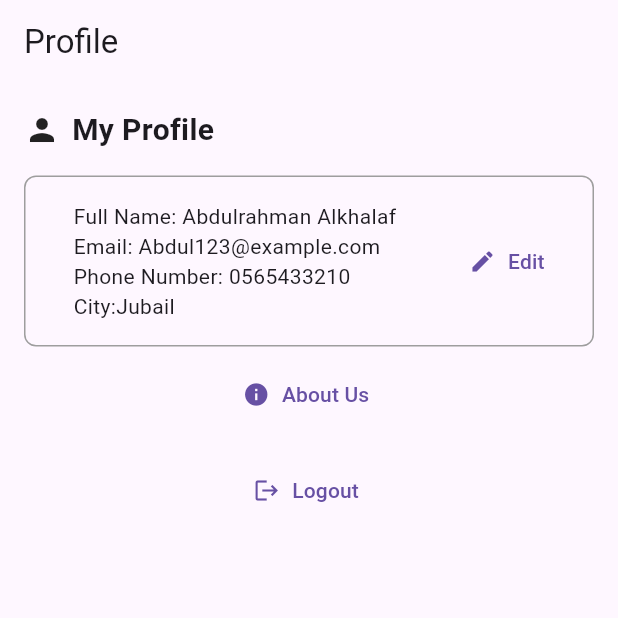
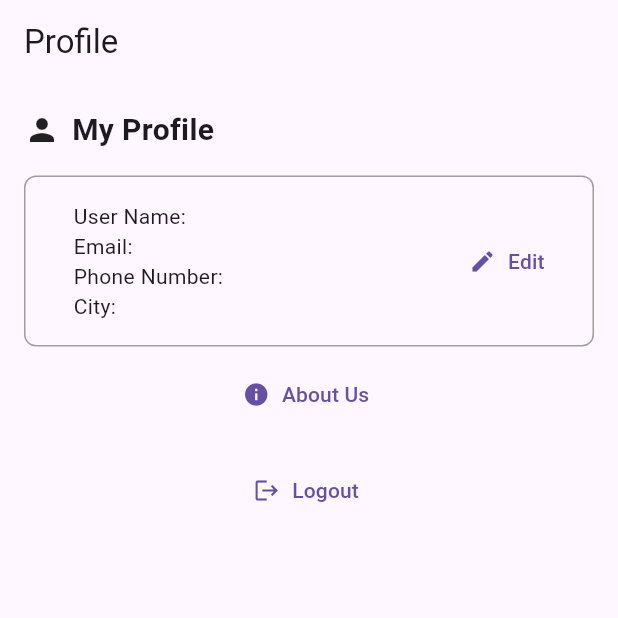
Before and after one commit to OneRedBlip/GraduationProject, a Flutter app: the ProfilePage screen opened directly with empty values, on a phone screen of 412 x 824 dp, the top half of it. Run offline on Flutter 3.47's test engine with Material 3 defaults, Android fonts, the phone set to English and light mode, and no system bars; our stand-ins replace flutter_svg.

Commit message:
Show the user's acual info in the profile page
instead of placeholders

```diff
--- a/trash2treasure/lib/profile_page.dart
+++ b/trash2treasure/lib/profile_page.dart
@@ -154,15 +154,15 @@ class ProfilePage extends StatelessWidget {
                     child: Row(
                       mainAxisAlignment: MainAxisAlignment.spaceBetween,
                       children: [
-                        const Padding(
+                        Padding(
                           padding: EdgeInsets.only(left: 16, right: 16),
                           child: Column(
                             crossAxisAlignment: CrossAxisAlignment.start,
                             children: [
-                              Text('Full Name: Abdulrahman Alkhalaf'),
-                              Text('Email: Abdul123@example.com'),
-                              Text('Phone Number: 0565433210'),
-                              Text('City:Jubail'),
+                              Text('User Name: ' + currentUser.userName),
+                              Text('Email: ' + currentUser.email),
+                              Text('Phone Number: ' + currentUser.phoneNumber),
+                              Text('City: ' + currentUser.location),
                             ],
                           ),
                         ),
```
